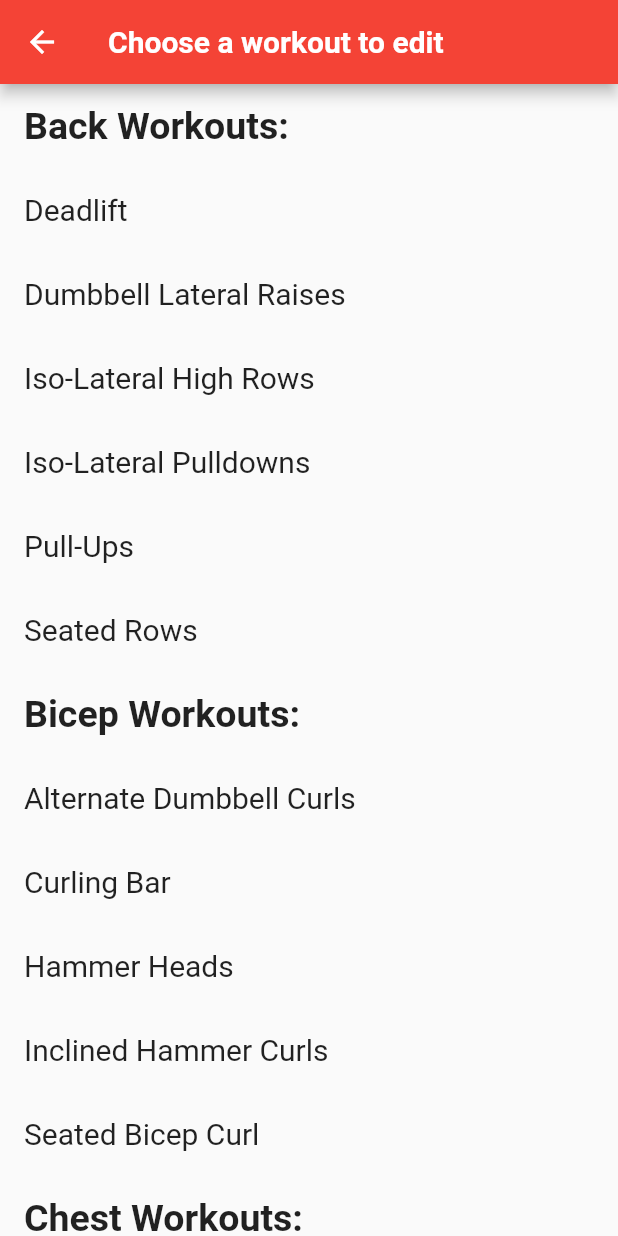
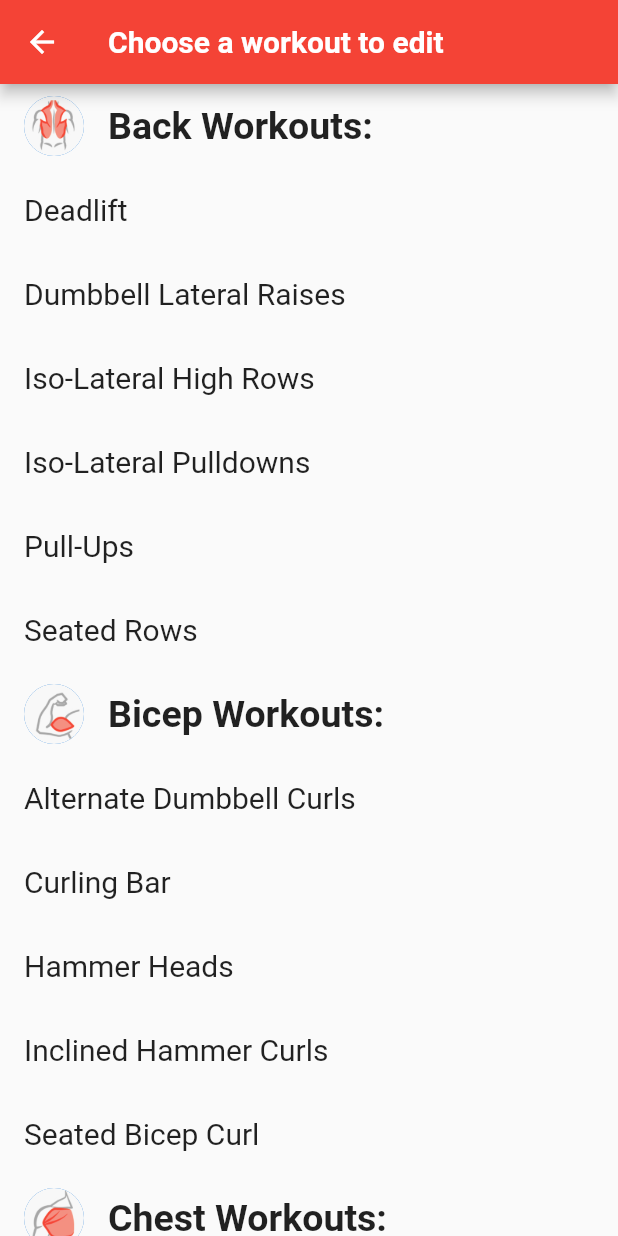
Before and after one commit to TrevorHuval/Mog, a Flutter app: the diary screen opened directly, on a phone screen of 412 x 824 dp. Run offline on Flutter 3.47's test engine with Material 2 defaults, Android fonts, the phone set to English and light mode, and no system bars; our stand-ins replace cloud_firestore, firebase_auth, firebase_core, firebase_storage, fl_chart, image_picker and 5 more; missing offline and left inert: cloud_firestore_web, firebase_auth_web, firebase_core_web, firebase_database_web, firebase_storage_web, image_picker_for_web; accounts and stored records are empty; network calls fail; project files that could hold a hidden picture were left out.

```diff
--- a/lib/screens/diary.dart
+++ b/lib/screens/diary.dart
@@ -29,6 +29,10 @@ class diary extends StatelessWidget {
           child: ListView(
             children: <Widget>[
               ListTile(
+                leading: CircleAvatar(
+                  backgroundImage:
+                      AssetImage('assets/images/backTargetMuscle.jpg'),
+                ),
                 title: Text(
                   'Back Workouts:',
                   style: TextStyle(fontSize: 25, fontWeight: FontWeight.bold),
@@ -132,6 +136,10 @@ class diary extends StatelessWidget {
               ),
               // Spacer
               ListTile(
+                leading: CircleAvatar(
+                  backgroundImage:
+                      AssetImage('assets/images/bicepTargetMuscle.jpg'),
+                ),
                 title: Text(
                   'Bicep Workouts:',
                   style: TextStyle(fontSize: 25, fontWeight: FontWeight.bold),
@@ -219,6 +227,10 @@ class diary extends StatelessWidget {
               ),
               // Spacer
               ListTile(
+                leading: CircleAvatar(
+                  backgroundImage:
+                      AssetImage('assets/images/chestTargetMuscle.jpg'),
+                ),
                 title: Text(
                   'Chest Workouts:',
                   style: TextStyle(fontSize: 25, fontWeight: FontWeight.bold),
@@ -290,6 +302,10 @@ class diary extends StatelessWidget {
               ),
               //Spacer
               ListTile(
+                leading: CircleAvatar(
+                  backgroundImage:
+                      AssetImage('assets/images/quadsTargetMuscle.jpg'),
+                ),
                 title: Text(
                   'Leg Workouts:',
                   style: TextStyle(fontSize: 25, fontWeight: FontWeight.bold),
@@ -361,6 +377,10 @@ class diary extends StatelessWidget {
               ),
               // Spacer
               ListTile(
+                leading: CircleAvatar(
+                  backgroundImage:
+                      AssetImage('assets/images/tricepTargetMuscle.jpg'),
+                ),
                 title: Text(
                   'Tricep Workouts:',
                   style: TextStyle(fontSize: 25, fontWeight: FontWeight.bold),
```
